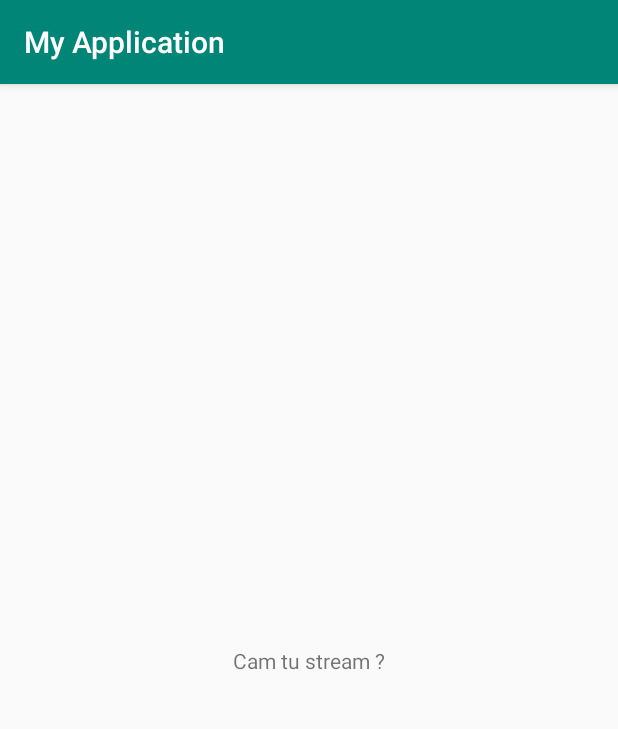
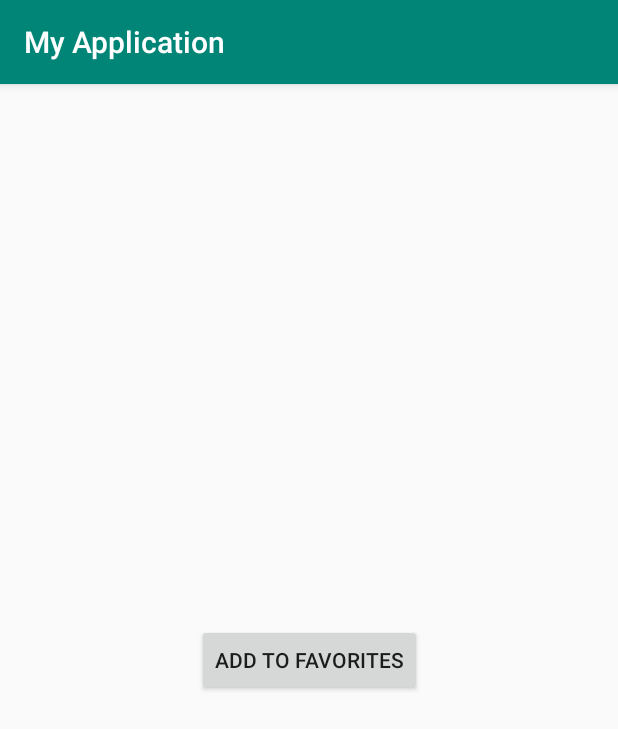
Before and after one commit to antonin-charrier/bermuda, an Android app: the screen it shows after launch (MainActivity), on a phone screen of 412 x 824 dp. Shown: the top 729 px of the screen. Run offline under Robolectric (Android 15) with nearby library versions, the phone set to English and light mode, and no system bars.

Commit message:
Favorites

```diff
--- a/app/build.gradle
+++ b/app/build.gradle
@@ -8,7 +8,7 @@ android {
     compileSdkVersion 28
     defaultConfig {
         applicationId "com.ourakoz.bermuda"
-        minSdkVersion 21
+        minSdkVersion 26
         targetSdkVersion 28
         versionCode 1
         versionName "1.0"
--- a/app/src/main/java/com/ourakoz/bermuda/MainActivity.kt
+++ b/app/src/main/java/com/ourakoz/bermuda/MainActivity.kt
@@ -2,6 +2,9 @@ package com.ourakoz.bermuda
 
 import androidx.appcompat.app.AppCompatActivity
 import android.os.Bundle
+import android.widget.Button
+import android.widget.Toast
+import java.time.LocalDateTime
 import java.util.*
 
 class MainActivity : AppCompatActivity() {
@@ -22,8 +25,15 @@ class MainActivity : AppCompatActivity() {
     override fun onCreate(savedInstanceState: Bundle?) {
         super.onCreate(savedInstanceState)
         setContentView(R.layout.activity_main)
+
+        var favBtn = findViewById<Button>(R.id.fav)
+        favBtn.setOnClickListener({ v -> artists.first { a -> a.name == "testArtist1" }.toggleFavorite() })
+    }
+
+    fun Artist.toggleFavorite() {
+        if (this.dateFavorite == null ) this.dateFavorite = LocalDateTime.now() else this.dateFavorite = null
     }
 }
 
-data class Artist(val name: String, val genres: ArrayList<Genre>, val dateFavorite: Date?)
+data class Artist(val name: String, val genres: ArrayList<Genre>, var dateFavorite: LocalDateTime?)
 data class Genre(val name: String)
--- a/app/src/main/res/layout/activity_main.xml
+++ b/app/src/main/res/layout/activity_main.xml
@@ -7,10 +7,11 @@
         android:layout_height="match_parent"
         tools:context=".MainActivity">
 
-    <TextView
+    <Button
+            android:id="@+id/fav"
             android:layout_width="wrap_content"
             android:layout_height="wrap_content"
-            android:text="Cam tu stream ?"
+            android:text="Add to favorites"
             app:layout_constraintBottom_toBottomOf="parent"
             app:layout_constraintLeft_toLeftOf="parent"
             app:layout_constraintRight_toRightOf="parent"
```
